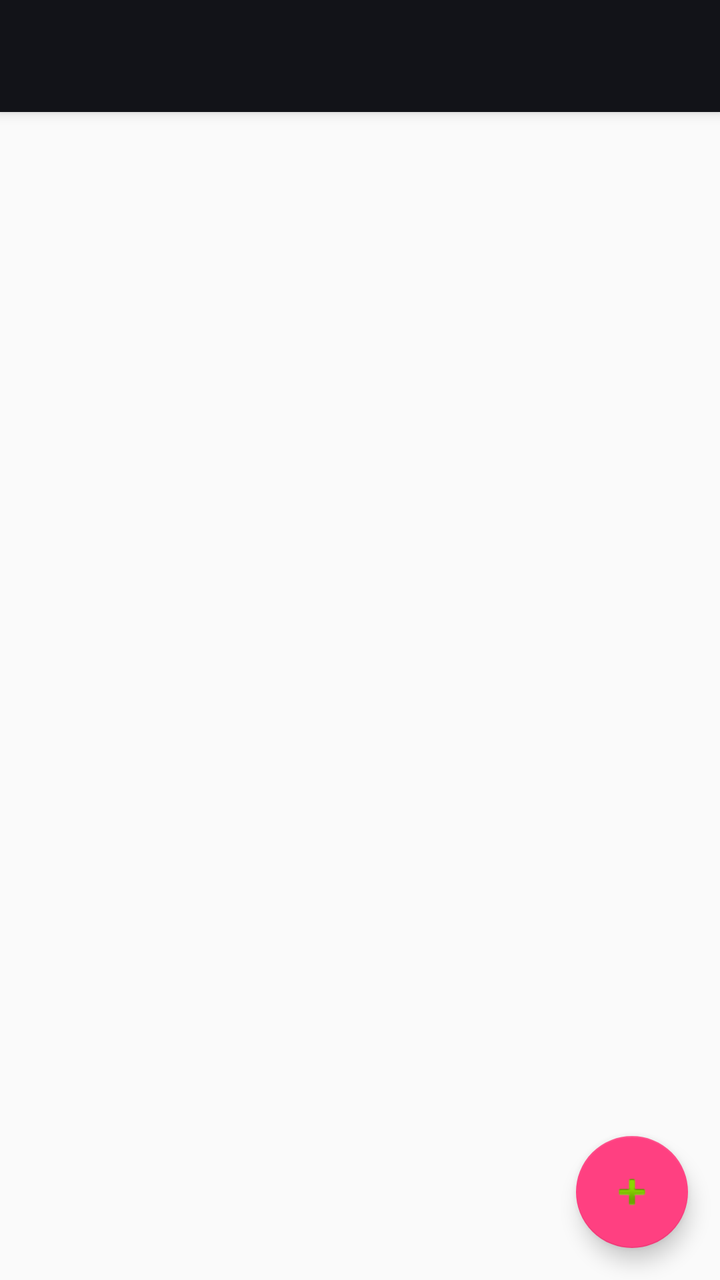
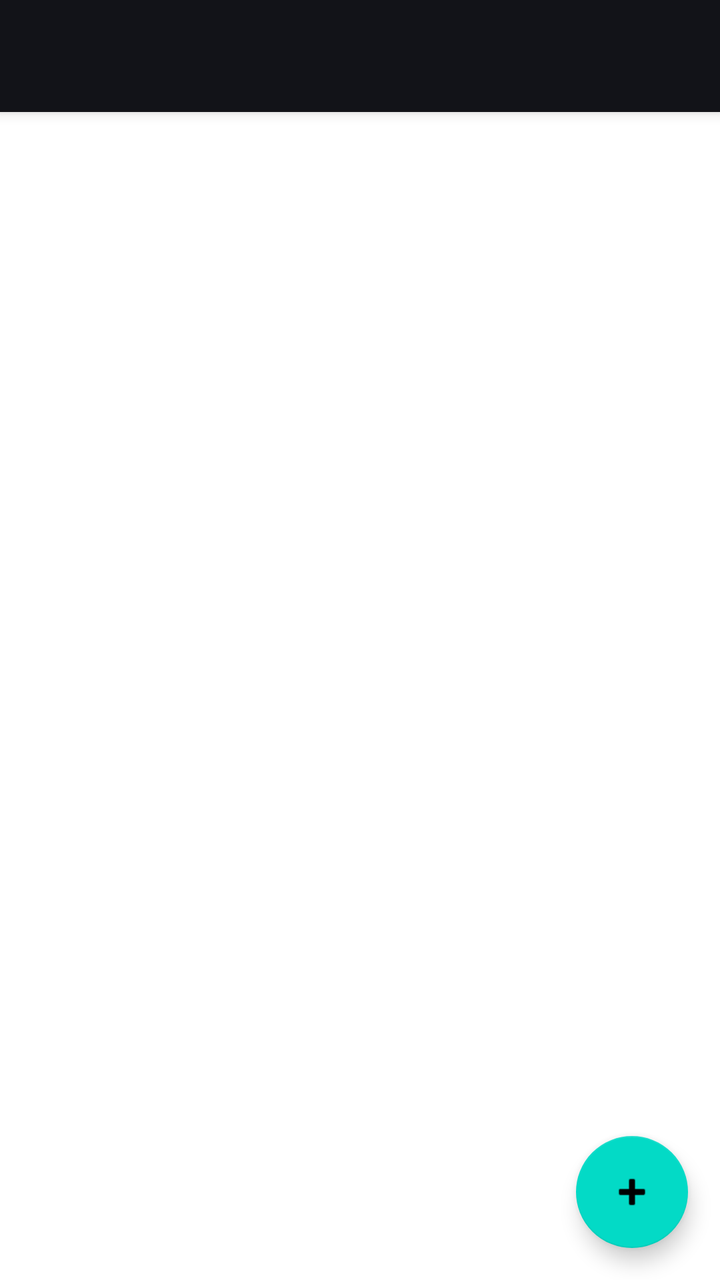

The first picture is an Android layout as it rendered before a commit; the second is the same layout after the commit. The layout source and the unified diff follow.
<!-- AndroidManifest.xml: application theme AppTheme -->
<!-- res/layout/activity_main.xml -->
<?xml version="1.0" encoding="utf-8"?>
<android.support.design.widget.CoordinatorLayout xmlns:android="http://schemas.android.com/apk/res/android"
    xmlns:app="http://schemas.android.com/apk/res-auto"
    android:layout_width="match_parent"
    android:layout_height="match_parent">

    <android.support.design.widget.AppBarLayout
        android:layout_width="match_parent"
        android:layout_height="wrap_content">

        <android.support.v7.widget.Toolbar
            android:id="@+id/toolbar"
            android:layout_width="match_parent"
            android:layout_height="?attr/actionBarSize"
            android:background="?attr/colorPrimary"
            app:popupTheme="@style/ThemeOverlay.AppCompat.Light" />

    </android.support.design.widget.AppBarLayout>

    <android.support.v7.widget.RecyclerView
        android:id="@+id/recycler_view"
        android:layout_width="match_parent"
        android:layout_height="match_parent"
        app:layout_behavior="@string/appbar_scrolling_view_behavior" />

    <android.support.design.widget.FloatingActionButton
        android:id="@+id/fab"
        android:layout_width="wrap_content"
        android:layout_height="wrap_content"
        android:layout_gravity="bottom|end"
        android:layout_margin="16dp"
        app:srcCompat="@android:drawable/ic_input_add" />

</android.support.design.widget.CoordinatorLayout>
<!-- resources referenced by this layout -->
<resources>
  <style name="AppTheme" parent="Theme.AppCompat.Light.NoActionBar">
          <item name="colorPrimary">@color/colorPrimary</item>
          <item name="colorPrimaryDark">@color/colorPrimaryDark</item>
          <item name="colorAccent">@color/colorAccent</item>
      </style>
  <color name="colorPrimary">#121318</color>
  <color name="colorPrimaryDark">#1a1816</color>
  <color name="colorAccent">#FF4081</color>
</resources>

<!-- the commit's change to res/layout/activity_main.xml (unified diff, before → after) -->
@@ -1,29 +1,29 @@
 <?xml version="1.0" encoding="utf-8"?>
-<android.support.design.widget.CoordinatorLayout xmlns:android="http://schemas.android.com/apk/res/android"
+<androidx.coordinatorlayout.widget.CoordinatorLayout xmlns:android="http://schemas.android.com/apk/res/android"
     xmlns:app="http://schemas.android.com/apk/res-auto"
     android:layout_width="match_parent"
     android:layout_height="match_parent">
 
-    <android.support.design.widget.AppBarLayout
+    <com.google.android.material.appbar.AppBarLayout
         android:layout_width="match_parent"
         android:layout_height="wrap_content">
 
-        <android.support.v7.widget.Toolbar
+        <androidx.appcompat.widget.Toolbar
             android:id="@+id/toolbar"
             android:layout_width="match_parent"
             android:layout_height="?attr/actionBarSize"
             android:background="?attr/colorPrimary"
             app:popupTheme="@style/ThemeOverlay.AppCompat.Light" />
 
-    </android.support.design.widget.AppBarLayout>
+    </com.google.android.material.appbar.AppBarLayout>
 
-    <android.support.v7.widget.RecyclerView
+    <androidx.recyclerview.widget.RecyclerView
         android:id="@+id/recycler_view"
         android:layout_width="match_parent"
         android:layout_height="match_parent"
         app:layout_behavior="@string/appbar_scrolling_view_behavior" />
 
-    <android.support.design.widget.FloatingActionButton
+    <com.google.android.material.floatingactionbutton.FloatingActionButton
         android:id="@+id/fab"
         android:layout_width="wrap_content"
         android:layout_height="wrap_content"
@@ -31,4 +31,4 @@
         android:layout_margin="16dp"
         app:srcCompat="@android:drawable/ic_input_add" />
 
-</android.support.design.widget.CoordinatorLayout>
+</androidx.coordinatorlayout.widget.CoordinatorLayout>
<!-- resource entries referenced after the edit -->
@@ -1,6 +1,6 @@
 <!-- resources referenced by this layout -->
 <resources>
-  <style name="AppTheme" parent="Theme.AppCompat.Light.NoActionBar">
+  <style name="AppTheme" parent="Theme.MaterialComponents.Light.NoActionBar">
           <item name="colorPrimary">@color/colorPrimary</item>
           <item name="colorPrimaryDark">@color/colorPrimaryDark</item>
           <item name="colorAccent">@color/colorAccent</item>
